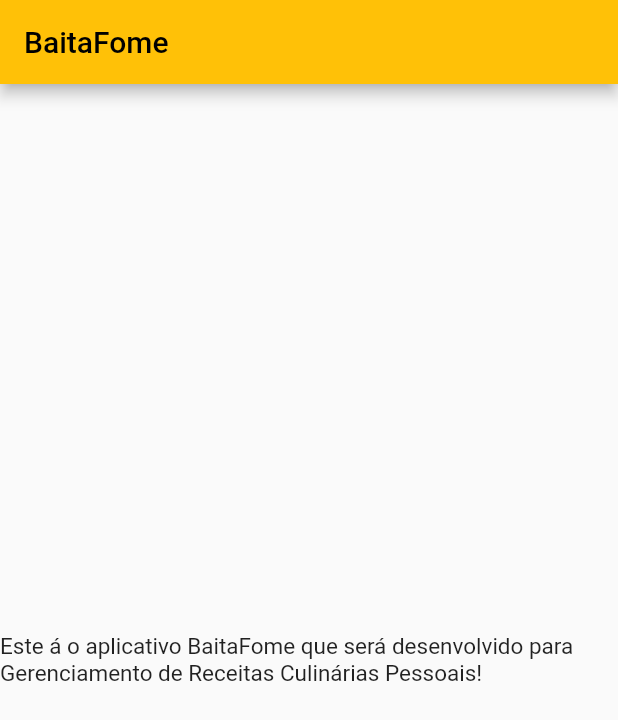
After one commit to MatheusChristmann/baitafome, a Flutter app: the screen it shows after launch, on a phone screen of 412 x 824 dp. The commit adds this screen. Shown: the top 720 px of the screen. Run offline on Flutter 3.47's test engine with Material 2 defaults, Android fonts, the light colour scheme and no system bars.

Commit message:
Alterações iniciais no projeto

```diff
--- a/lib/main.dart
+++ b/lib/main.dart
@@ -1,11 +1,12 @@
+import 'package:baitafome/pages/mainpage.dart';
 import 'package:flutter/material.dart';
 
 void main() {
-  runApp(const MyApp());
+  runApp(const BaitaFomeApp());
 }
 
-class MyApp extends StatelessWidget {
-  const MyApp({super.key});
+class BaitaFomeApp extends StatelessWidget {
+  const BaitaFomeApp({super.key});
 
   @override
   Widget build(BuildContext context) {
@@ -14,39 +15,7 @@ class MyApp extends StatelessWidget {
       theme: ThemeData(
         primarySwatch: Colors.amber,
       ),
-      home: const MyHomePage(title: 'BaitaFome'),
+      home: const MainPage(title: 'BaitaFome'),
     );
   }
 }
-
-class MyHomePage extends StatefulWidget {
-  const MyHomePage({super.key, required this.title});
-  final String title;
-
-  @override
-  State<MyHomePage> createState() => _MyHomePageState();
-}
-
-class _MyHomePageState extends State<MyHomePage> {
-  @override
-  Widget build(BuildContext context) {
-    return Scaffold(
-      appBar: AppBar(
-        title: Text(widget.title),
-      ),
-      body: Center(
-        child: Column(
-          mainAxisAlignment: MainAxisAlignment.center,
-          children: <Widget>[
-            const Text(
-              'Este á o aplicativo BaitaFome que será desenvolvido para Gerenciamento de Receitas Culinárias Pessoais!',
-              style: TextStyle(
-                fontSize: 15,
-              ),
-            ),
-          ],
-        ),
-      ),
-    );
-  }
-}
--- /dev/null
+++ b/lib/pages/mainpage.dart
@@ -0,0 +1,33 @@
+import 'package:flutter/material.dart';
+
+class MainPage extends StatefulWidget {
+  const MainPage({super.key, required this.title});
+
+  final String title;
+
+  @override
+  State<MainPage> createState() => _MainPageState();
+}
+
+class _MainPageState extends State<MainPage> {
+  @override
+  Widget build(BuildContext context) {
+    return Scaffold(
+      appBar: AppBar(
+        title: Text(widget.title),
+      ),
+      body: Center(
+        child: Column(
+          mainAxisAlignment: MainAxisAlignment.center,
+          children: <Widget>[
+            const Text('Este á o aplicativo BaitaFome que será desenvolvido para Gerenciamento de Receitas Culinárias Pessoais!',
+              style: TextStyle(
+                fontSize: 15,
+              ),
+            ),
+          ],
+        ),
+      ),
+    );
+  }
+}
```
Also changed, not shown: analysis_options.yaml (+0 -25 lines), pubspec.yaml (+9 -2 lines), pubspec.lock.
